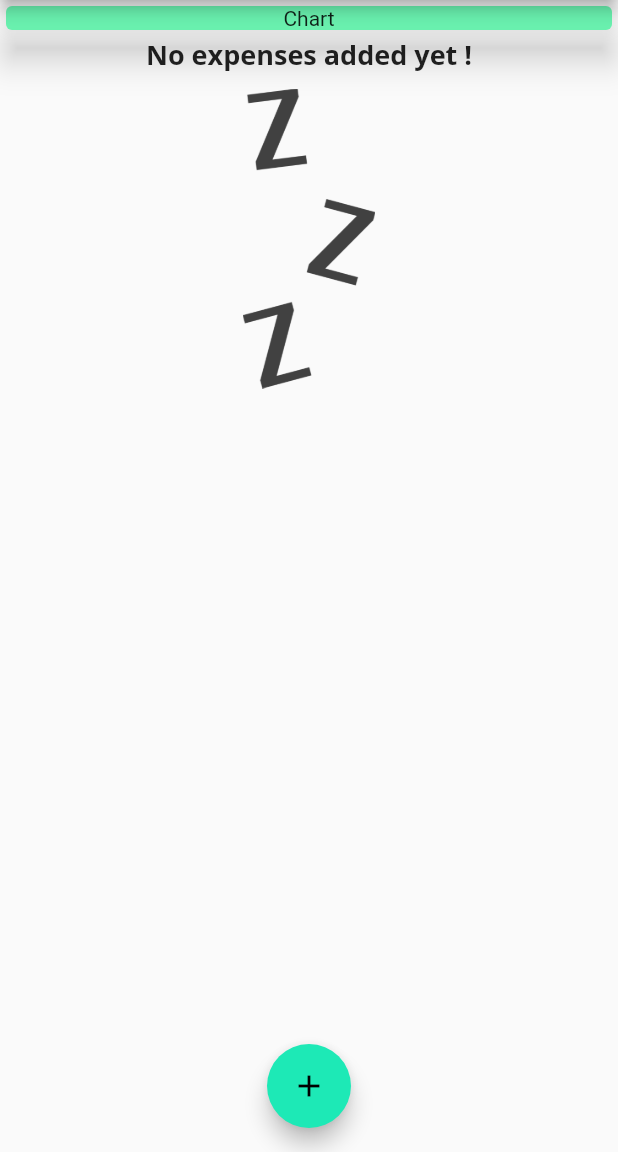
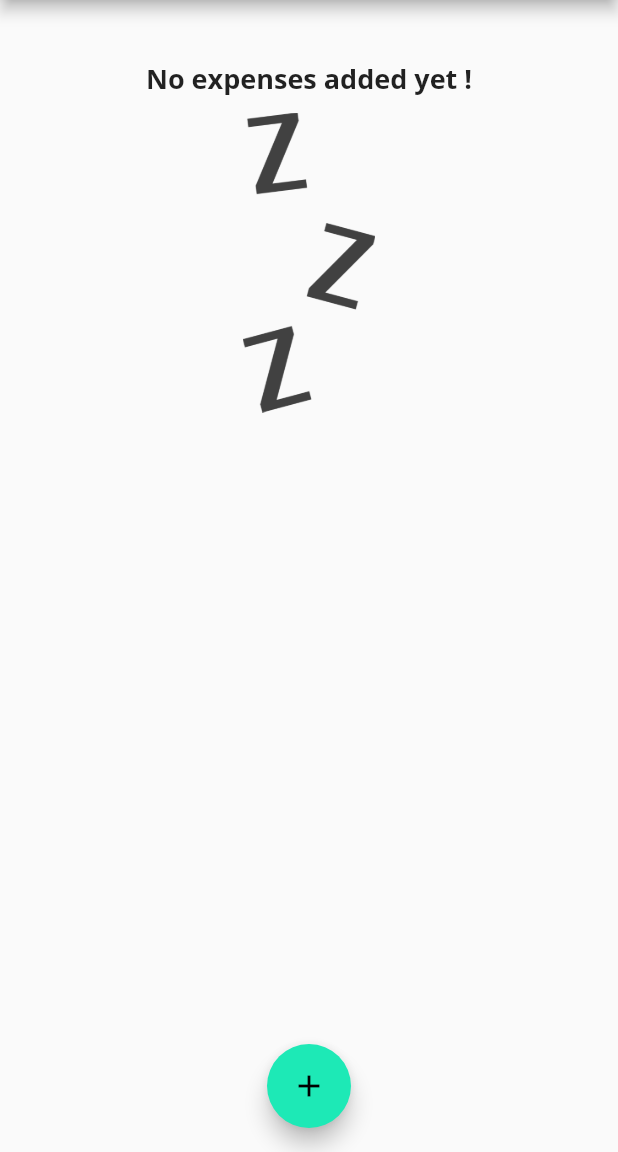
Before and after one commit to PrajilPradeep/Expensify, a Flutter app: the screen it shows after launch, on a phone screen of 412 x 824 dp, the part 84-1236 px from its top. Run offline on Flutter 3.47's test engine with Material 2 defaults, Android fonts, the phone set to English and light mode, and no system bars.

Commit message:
Adding the Chart Widget

```diff
--- a/lib/main.dart
+++ b/lib/main.dart
@@ -4,6 +4,7 @@
 import './widgets/transaction_list.dart';
 import './models/transaction.dart';
 import './widgets/new_transaction.dart';
+import './widgets/chart.dart';
 
 void main() => runApp(MyApp());
 
@@ -60,6 +61,16 @@
     // ),
   ];
 
+  List<Transaction> get _recentTransactions {
+    return _userTransactions.where((tx) {
+      return tx.date.isAfter(
+        DateTime.now().subtract(
+          Duration(days: 7),
+        ),
+      );
+    }).toList();
+  }
+
   void _addNewTransaction(String txTitle, double txAmount) {
     final newTx = Transaction(
         title: txTitle,
@@ -95,17 +106,7 @@
       body: SingleChildScrollView(
         child: Column(
           children: [
-            Container(
-              width: double.infinity,
-              child: Card(
-                child: Text(
-                  "Chart",
-                  textAlign: TextAlign.center,
-                ),
-                color: Colors.greenAccent,
-                elevation: 10,
-              ),
-            ),
+            Chart(_recentTransactions),
             TransactionList(_userTransactions),
           ],
         ),
--- /dev/null
+++ b/lib/widgets/chart.dart
@@ -0,0 +1,41 @@
+// ignore_for_file: prefer_const_constructors, use_key_in_widget_constructors, prefer_const_constructors_in_immutables
+
+import 'package:flutter/material.dart';
+import '../models/transaction.dart';
+import 'package:intl/intl.dart';
+
+class Chart extends StatelessWidget {
+  final List<Transaction> recentTransaction;
+  Chart(this.recentTransaction);
+
+  List<Map<String, Object>> get groupedTransactionValue {
+    return List.generate(7, (index) {
+      final weekDay = DateTime.now().subtract(Duration(days: index));
+      double totalSum = 0.0;
+
+      for (var i = 0; i < recentTransaction.length; i++) {
+        if (recentTransaction[i].date.day == weekDay.day &&
+            recentTransaction[i].date.month == weekDay.month &&
+            recentTransaction[i].date.year == weekDay.year) {
+          totalSum += recentTransaction[i].amount;
+        }
+      }
+
+      print(DateFormat.E().format(weekDay));
+      print(totalSum);
+      return {'day': DateFormat.E().format(weekDay), 'amount': totalSum};
+    });
+  }
+
+  @override
+  Widget build(BuildContext context) {
+    print(groupedTransactionValue);
+    return Card(
+      elevation: 6,
+      margin: EdgeInsets.all(20),
+      child: Row(
+        children: <Widget>[],
+      ),
+    );
+  }
+}
```
